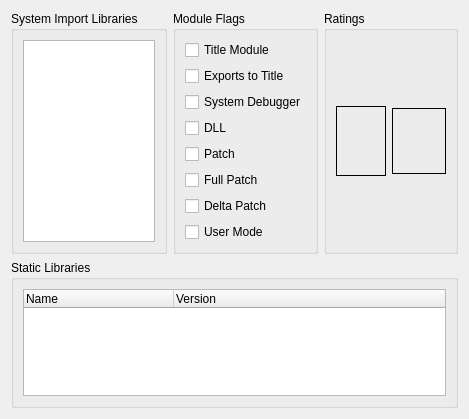
Above: Velocity/xexdialog.ui from hetelek/Velocity before the change. Below: the same form after it.
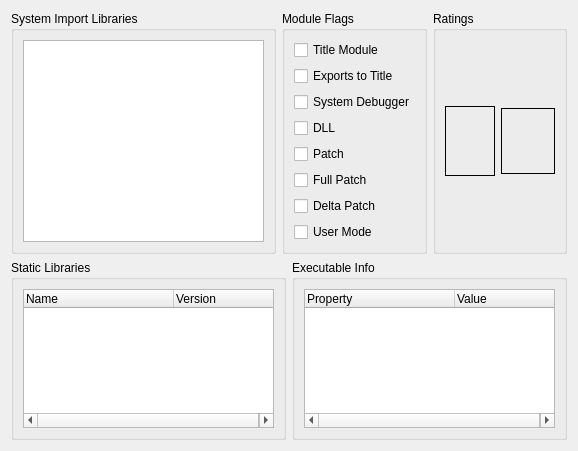
That is the form after the change. Icons and pictures are not drawn.

Commit message: Add parsing executable info

Patch:
```diff
--- a/Velocity/xexdialog.ui
+++ b/Velocity/xexdialog.ui
@@ -6,8 +6,8 @@
    <rect>
     <x>0</x>
     <y>0</y>
-    <width>422</width>
-    <height>419</height>
+    <width>578</width>
+    <height>451</height>
    </rect>
   </property>
   <property name="windowTitle">
@@ -201,6 +201,8 @@
     </layout>
    </item>
    <item>
+    <layout class="QHBoxLayout" name="horizontalLayout_4">
+     <item>
     <widget class="QGroupBox" name="groupBox_4">
      <property name="title">
       <string>Static Libraries</string>
@@ -225,6 +227,34 @@
       </item>
      </layout>
     </widget>
+     </item>
+     <item>
+      <widget class="QGroupBox" name="groupBox_5">
+       <property name="title">
+        <string>Executable Info</string>
+       </property>
+       <layout class="QHBoxLayout" name="horizontalLayout_2">
+        <item>
+         <widget class="QTreeWidget" name="treExecutableInfo">
+          <attribute name="headerDefaultSectionSize">
+           <number>150</number>
+          </attribute>
+          <column>
+           <property name="text">
+            <string>Property</string>
+           </property>
+          </column>
+          <column>
+           <property name="text">
+            <string>Value</string>
+           </property>
+          </column>
+         </widget>
+        </item>
+       </layout>
+      </widget>
+     </item>
+    </layout>
    </item>
   </layout>
  </widget>
```
Lines whose indentation alone changed are shown as unchanged. The commit also changes 4 other files.
